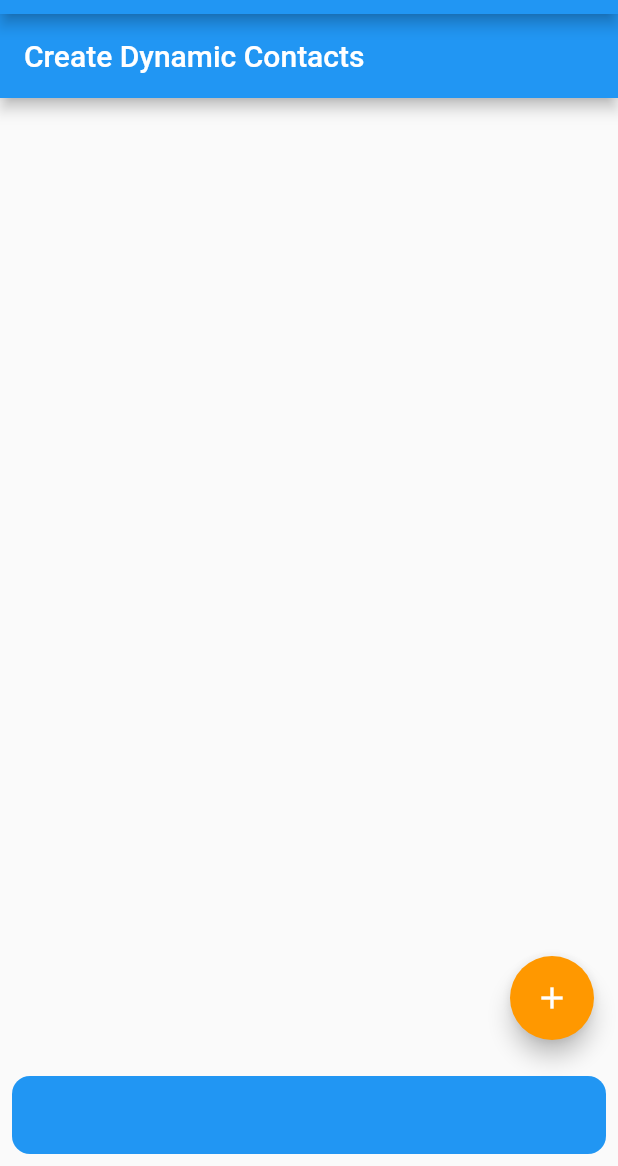
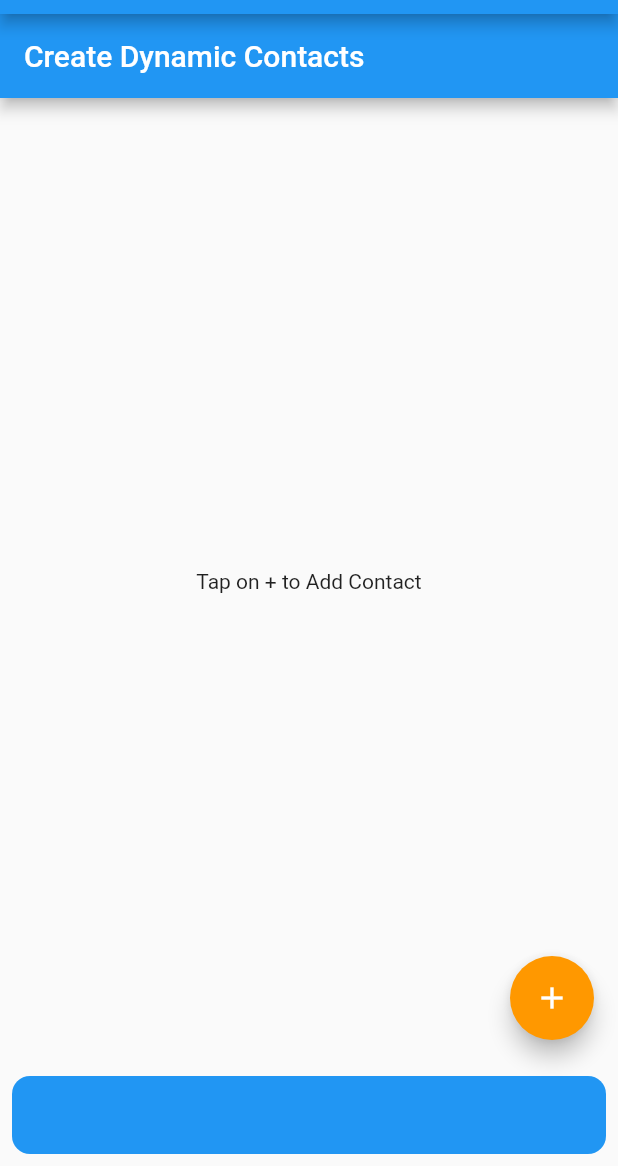
Before and after one commit to songhee24/dynamic_forms, a Flutter app: the screen it shows after launch, on a phone screen of 412 x 824 dp, the part 70-1236 px from its top. Run offline on Flutter 3.47's test engine with Material 2 defaults, Android fonts, the phone set to English and light mode, and no system bars.

```diff
--- a/lib/screens/dynamic_contact_forms.dart
+++ b/lib/screens/dynamic_contact_forms.dart
@@ -1,13 +1,16 @@
+import 'package:dynamic_forms/widgets/contact_form.dart';
 import 'package:flutter/cupertino.dart';
 import 'package:flutter/material.dart';
 
 ///  Created by mac on 15/3/23.
 class DynamicContactForms extends StatelessWidget {
+  List<ContactForm> contactForms = List.empty(growable: true);
+
   @override
   Widget build(BuildContext context) {
     return Scaffold(
       appBar: AppBar(
-        title: Text("Create Dynamic Contacts"),
+        title: const Text("Create Dynamic Contacts"),
       ),
       bottomNavigationBar: Padding(
         padding: const EdgeInsets.all(8.0),
@@ -16,16 +19,23 @@ class DynamicContactForms extends StatelessWidget {
           onPressed: () {
             // onSave();
           },
-          child: Text("Save"),
+          child: const Text("Save"),
         ),
       ),
       floatingActionButton: FloatingActionButton(
         backgroundColor: Colors.orange,
-        child: Icon(Icons.add),
+        child: const Icon(Icons.add),
         onPressed: () {
           // onAdd();
         },
       ),
+      body: contactForms.isNotEmpty
+          ? ListView.builder(
+              itemCount: contactForms.length,
+              itemBuilder: (_, index) {
+                return contactForms[index];
+              })
+          : const Center(child: Text("Tap on + to Add Contact")),
     );
   }
 }
```
